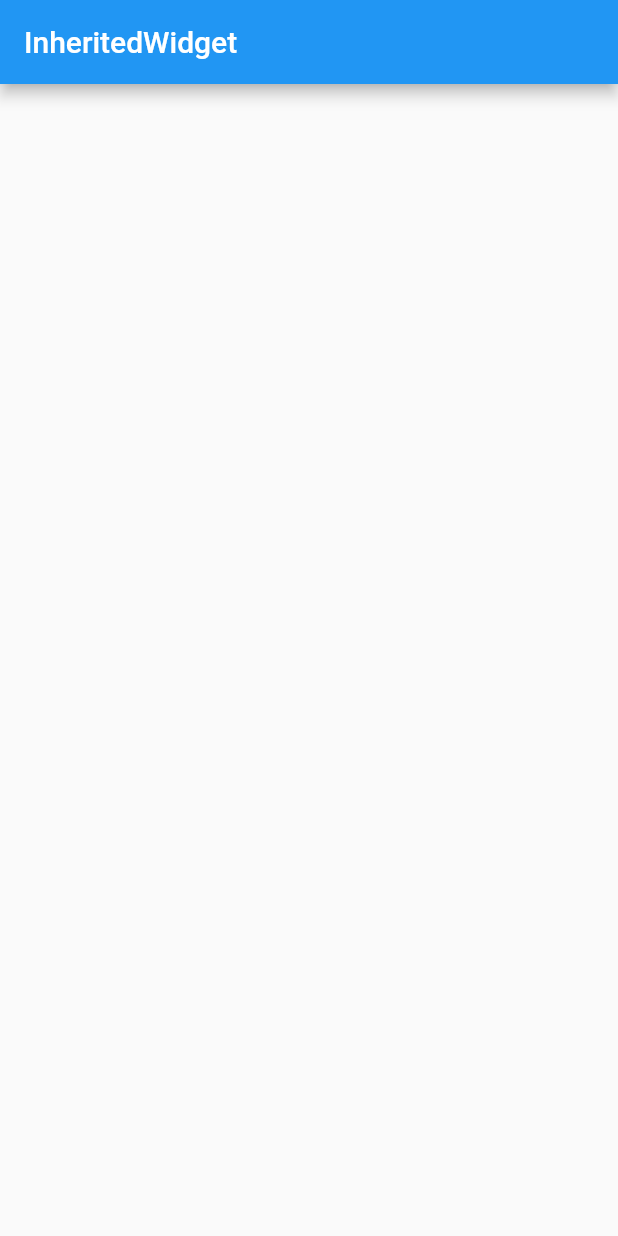
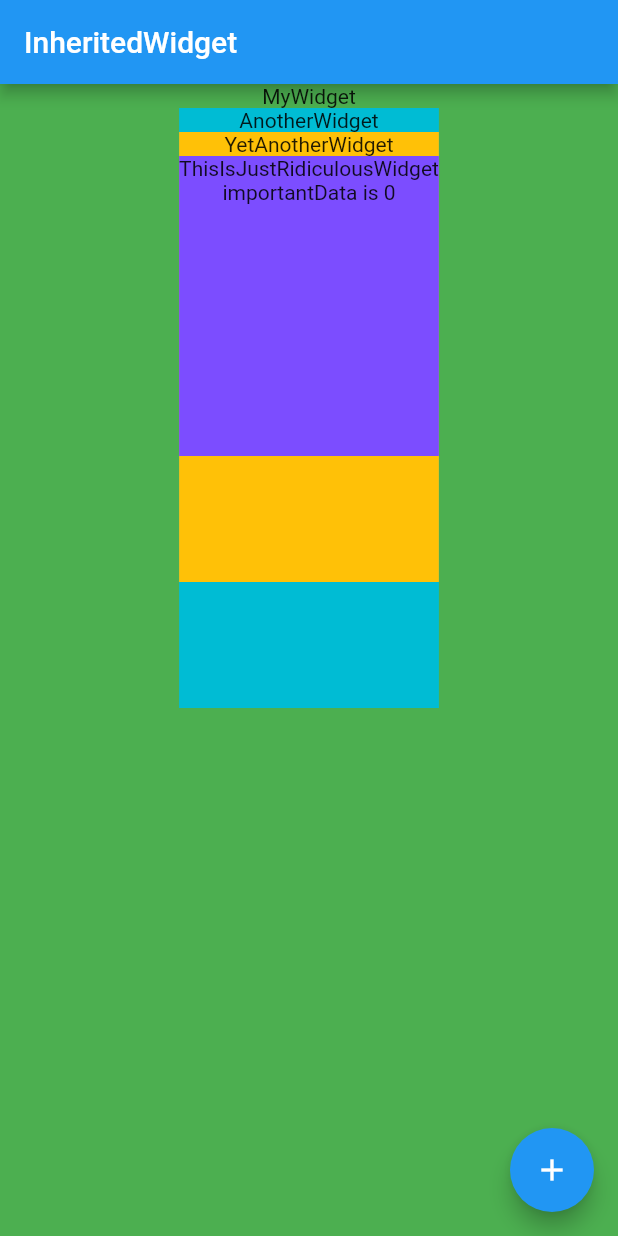
Before and after one commit to AwaseFlutter/inherited_widget_sample, a Flutter app: the screen it shows after launch, on a phone screen of 412 x 824 dp. Run offline on Flutter 3.47's test engine with Material 2 defaults, Android fonts, the phone set to English and light mode, and no system bars.

Commit message:
sample projects

```diff
--- /dev/null
+++ b/lib/ImportantData.dart
@@ -0,0 +1,7 @@
+class ImportantData {
+  int count = 0;
+
+  increment() {
+    this.count++;
+  }
+}
--- a/lib/another_widget.dart
+++ b/lib/another_widget.dart
@@ -1,5 +1,5 @@
 import 'package:flutter/material.dart';
-import 'package:inherited_widget_sample/ImportantData.kt';
+import 'package:inherited_widget_sample/ImportantData.dart';
 import 'yet_another_widget.dart';
 
 class AnotherWidget extends StatefulWidget {
@@ -18,6 +18,13 @@ class _AnotherWidgetState extends State<AnotherWidget> {
 
   @override
   Widget build(BuildContext context) {
-    return YetAnotherWidget(importantData: _importantData);
+    debugPrint("AnotherWidget is built");
+    return Container(
+        height: 400,
+        decoration: BoxDecoration(color: Colors.cyan),
+        child: Column(children: <Widget>[
+          Text("AnotherWidget"),
+          YetAnotherWidget(importantData: _importantData)
+        ]));
   }
 }
--- a/lib/my_widget.dart
+++ b/lib/my_widget.dart
@@ -1,6 +1,6 @@
 import 'package:flutter/material.dart';
-import 'package:inherited_widget_sample/ImportantData.kt';
 import 'package:inherited_widget_sample/another_widget.dart';
+import 'package:inherited_widget_sample/ImportantData.dart';
 
 class MyWidget extends StatefulWidget {
   final String title;
@@ -14,10 +14,31 @@ class MyWidget extends StatefulWidget {
 class _MyWidgetState extends State<MyWidget> {
   ImportantData importantData = ImportantData();
 
+  _doImportantThings() {
+    setState(() {
+      importantData.increment();
+    });
+  }
+
   @override
   Widget build(BuildContext context) {
+    debugPrint("MyWidget is built");
     return Scaffold(
-        appBar: AppBar(title: Text(widget.title)),
-        body: AnotherWidget(importantData: importantData));
+      appBar: AppBar(title: Text(widget.title)),
+      body: Center(
+        child: Column(
+          children: <Widget>[
+            Text("MyWidget"),
+            AnotherWidget(importantData: importantData)
+          ],
+        ),
+      ),
+      floatingActionButton: FloatingActionButton(
+        onPressed: _doImportantThings,
+        tooltip: 'Increment',
+        child: Icon(Icons.add),
+      ),
+      backgroundColor: Colors.green,
+    );
   }
 }
--- a/lib/this_is_just_ridiculous_widget.dart
+++ b/lib/this_is_just_ridiculous_widget.dart
@@ -1,5 +1,5 @@
 import 'package:flutter/material.dart';
-import 'package:inherited_widget_sample/ImportantData.kt';
+import 'package:inherited_widget_sample/ImportantData.dart';
 
 class ThisIsJustRidiculousWidget extends StatefulWidget {
   final ImportantData importantData;
@@ -19,8 +19,13 @@ class _ThisIsJustRidiculousWidgetState
 
   @override
   Widget build(BuildContext context) {
-    return Column(
-        // ここで_importantDataを利用した処理を行う。
-        );
+    debugPrint("ThisIsJustRidiculousWidget is built");
+    return Container(
+        height: 200,
+        decoration: BoxDecoration(color: Colors.deepPurpleAccent),
+        child: Column(children: <Widget>[
+          Text("ThisIsJustRidiculousWidget"),
+          Text("importantData is ${_importantData.count}")
+        ]));
   }
 }
--- a/lib/yet_another_widget.dart
+++ b/lib/yet_another_widget.dart
@@ -1,5 +1,5 @@
 import 'package:flutter/material.dart';
-import 'package:inherited_widget_sample/ImportantData.kt';
+import 'package:inherited_widget_sample/ImportantData.dart';
 import 'package:inherited_widget_sample/this_is_just_ridiculous_widget.dart';
 
 class YetAnotherWidget extends StatefulWidget {
@@ -18,6 +18,13 @@ class _YetAnotherWidgetState extends State<YetAnotherWidget> {
 
   @override
   Widget build(BuildContext context) {
-    return ThisIsJustRidiculousWidget(importantData: _importantData);
+    debugPrint("YetAnotherWidget is built");
+    return Container(
+        height: 300,
+        decoration: BoxDecoration(color: Colors.amber),
+        child: Column(children: <Widget>[
+          Text("YetAnotherWidget"),
+          ThisIsJustRidiculousWidget(importantData: _importantData)
+        ]));
   }
 }
```
Also changed, not shown: 1 other file.
